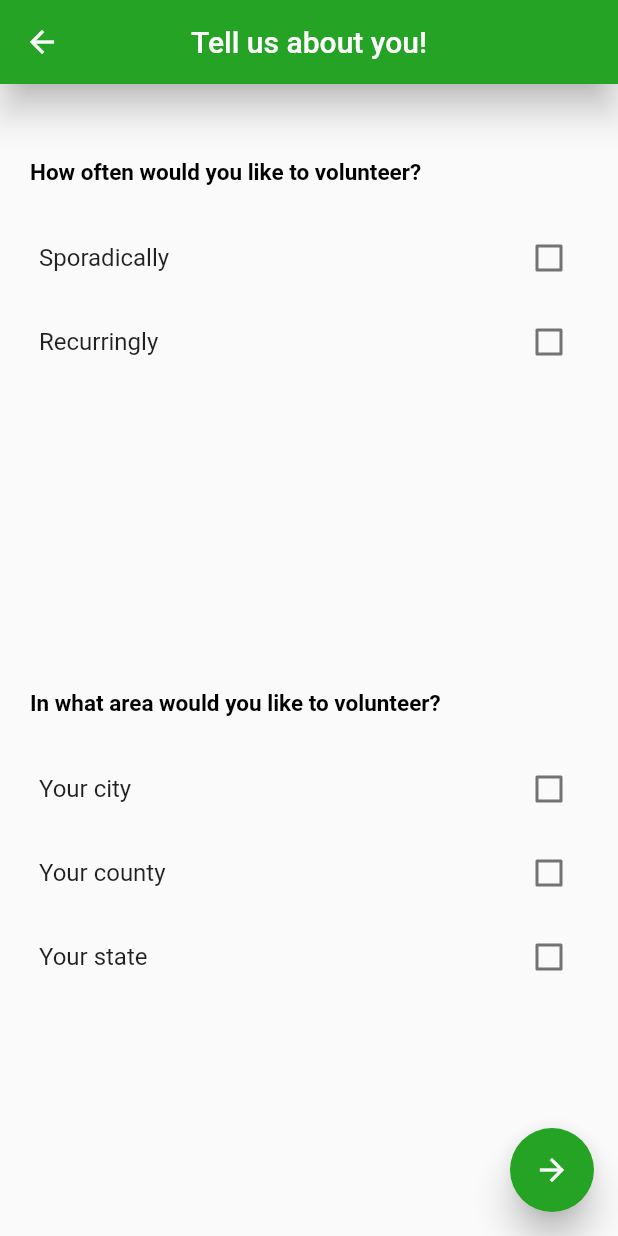
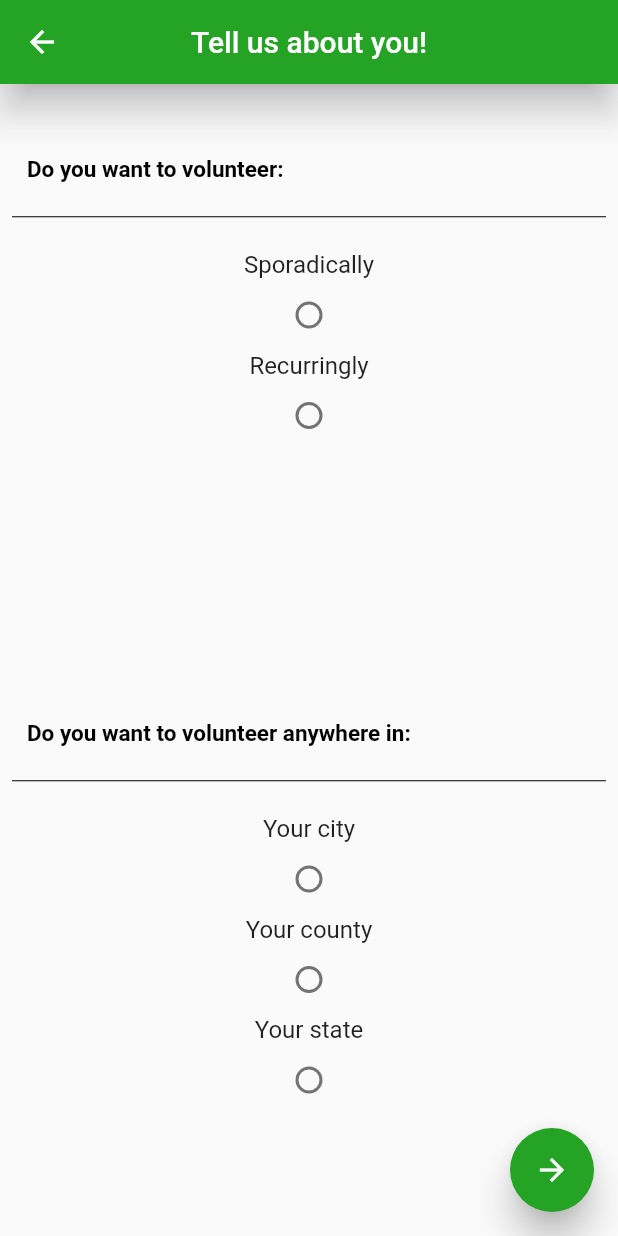
Before and after one commit to dfernandez33/Junior-Design-Plantlanta, a Flutter app: the Preferences2 screen opened directly, on a phone screen of 412 x 824 dp. Run offline on Flutter 3.47's test engine with Material 2 defaults, Android fonts, the phone set to English and light mode, and no system bars; our stand-ins replace built_collection, built_value, cloud_functions, firebase_auth; accounts and stored records are empty; generated files the repository leaves out were written again; network calls fail; Roboto replaces fonts that are missing (Mukta).

Commit message:
Slight changes and routing added

```diff
--- a/Flutter/lib/screens/preferences2_screen.dart
+++ b/Flutter/lib/screens/preferences2_screen.dart
@@ -1,6 +1,7 @@
 import 'package:flutter/material.dart';
 
 import 'package:junior_design_plantlanta/screens/home.dart';
+import 'package:junior_design_plantlanta/screens/preferences3_screen.dart';
 
 class Preferences2 extends StatefulWidget {
   @override
@@ -9,11 +10,19 @@ class Preferences2 extends StatefulWidget {
 
 class _Preferences2State extends State<Preferences2> {
   PageController _pageController;
-  int _page = 1;
-  Map<String, bool> volunteerType = {
-    'Sporadically': false,
-    'Recurringly': false,
-  };
+  int _page = 0;
+  int _radioValue1 = -1;
+  int _radioValue2 = -1;
+
+  void _handleRadioValueChange1(int value) {
+    setState(() {
+      _radioValue1 = value; } );
+  }
+
+  void _handleRadioValueChange2(int value) {
+    setState(() {
+      _radioValue2 = value; } );
+  }
 
   Map<String, bool> location = {
     'Your city': false,
@@ -31,16 +40,16 @@ class _Preferences2State extends State<Preferences2> {
           title: Text("Tell us about you!")
       ),
       body: new Container(
-        padding: new EdgeInsets.all(10),
+        padding: EdgeInsets.all(8.0),
         child: new Column(
-          crossAxisAlignment: CrossAxisAlignment.center,
+          mainAxisAlignment: MainAxisAlignment.center,
           children: <Widget>[
             new Row(
               children: <Widget> [
                 Padding(
                   padding: const EdgeInsets.only(left: 10, top: 40, right: 10),
                   child: Text(
-                    "How often would you like to volunteer?",
+                    "Do you want to volunteer:",
                     style: new TextStyle(
                         fontSize: 15.0,
                         fontWeight: FontWeight.bold,
@@ -50,29 +59,36 @@ class _Preferences2State extends State<Preferences2> {
               ],
             ),
             new Expanded(
-              child: new ListView(
-                padding: EdgeInsets.only(top: 20),
-                children: volunteerType.keys.map((String key) {
-                  return new CheckboxListTile(
-                    title: new Text(key),
-                    //padding: EdgeInsets.only(top: 10),
-                    value: volunteerType[key],
-                    onChanged: (bool value) {
-                      setState(() {
-                        volunteerType[key] = value;
-                      });
-                    },
-                  );
-                }).toList(),
+              child: new Column(
+                children: <Widget>[
+                  new Padding(
+                    padding: new EdgeInsets.all(10),
+                  ),
+                  new Divider(height: 5, color: Colors.black),
+                  new Padding(
+                  padding: new EdgeInsets.all(10),
+                  ),
+                  new Text('Sporadically', style: new TextStyle(fontSize: 16)),
+                  new Radio(
+                    value: 1,
+                    groupValue: _radioValue1,
+                    onChanged: _handleRadioValueChange1,
+                  ),
+                  new Text('Recurringly', style: new TextStyle(fontSize: 16)),
+                  new Radio(
+                  value: 2,
+                  groupValue: _radioValue1,
+                  onChanged: _handleRadioValueChange1,
+                  ),
+                ],
               ),
             ),
-
             new Row(
               children: <Widget> [
                 Padding(
-                  padding: const EdgeInsets.only(left: 10, right: 10),
+                  padding: const EdgeInsets.only(left: 10, top: 40, right: 10),
                   child: Text(
-                    "In what area would you like to volunteer?",
+                    "Do you want to volunteer anywhere in:",
                     style: new TextStyle(
                         fontSize: 15.0,
                         fontWeight: FontWeight.bold,
@@ -82,20 +98,34 @@ class _Preferences2State extends State<Preferences2> {
               ],
             ),
             new Expanded(
-              child: new ListView(
-                padding: EdgeInsets.only(top: 20, bottom: 30),
-                children: location.keys.map((String key) {
-                  return new CheckboxListTile(
-                    title: new Text(key),
-                    //padding: EdgeInsets.only(top: 10),
-                    value: location[key],
-                    onChanged: (bool value) {
-                      setState(() {
-                        location[key] = value;
-                      });
-                    },
-                  );
-                }).toList(),
+              child: new Column(
+                children: <Widget>[
+                  new Padding(
+                      padding: new EdgeInsets.all(10),
+                  ),
+                  new Divider(height: 5, color: Colors.black),
+                  new Padding(
+                      padding: new EdgeInsets.all(10),
+                  ),
+                  new Text('Your city', style: new TextStyle(fontSize: 16)),
+                  new Radio(
+                    value: 1,
+                    groupValue: _radioValue2,
+                    onChanged: _handleRadioValueChange2,
+                  ),
+                  new Text('Your county', style: new TextStyle(fontSize: 16)),
+                  new Radio(
+                    value: 2,
+                    groupValue: _radioValue2,
+                    onChanged: _handleRadioValueChange2,
+                  ),
+                  new Text('Your state', style: new TextStyle(fontSize: 16)),
+                  new Radio(
+                    value: 3,
+                    groupValue: _radioValue2,
+                    onChanged: _handleRadioValueChange2,
+                  ),
+                ],
               ),
             ),
           ],
@@ -109,14 +139,24 @@ class _Preferences2State extends State<Preferences2> {
           Icons.arrow_forward,
           color: Theme.of(context).backgroundColor,
         ),
-        onPressed: () => navigationTapped(2),
+        onPressed: () { preferences3(); },
       ),
     );
   }
 
   void navigationTapped(int page) {
+    //Navigator.push(context, )
     onPageChanged(page);
     _pageController.jumpToPage(page);
+  }
+
+  Future<void> preferences3() async {
+    try {
+      Navigator.push(
+          context, MaterialPageRoute(builder: (context) => Preferences3()));
+    } catch (e) {
+      print(e.message);
+    }
   }
 
   @override
```
Also changed, not shown: Flutter/lib/screens/preferences1_screen.dart (+11 -1 lines), Flutter/lib/screens/preferences3_screen.dart (+33 -21 lines).
